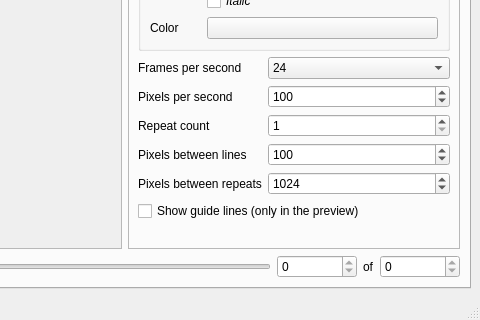
Old version of the form src/cmainwindow.ui in the repository AlekseyDurachenko/creepinglinecreator; both pictures show x 592 to 1072 and y 449 to 769 of the 1072 by 769 pixel window.
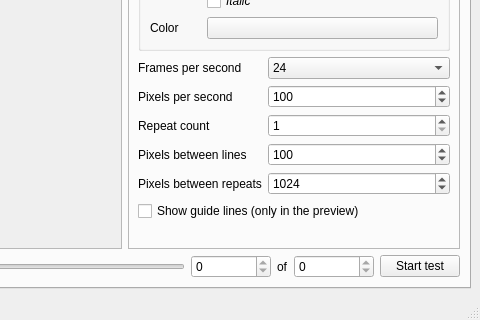
New version of the form. The open tabs and pages were chosen to show the change. Icons and pictures are not drawn.

Commit message: add button for speed testing

```diff
--- a/src/cmainwindow.ui
+++ b/src/cmainwindow.ui
@@ -584,6 +584,13 @@
             </property>
            </widget>
           </item>
+          <item>
+           <widget class="QPushButton" name="pushButton_testStartStop">
+            <property name="text">
+             <string>Start test</string>
+            </property>
+           </widget>
+          </item>
          </layout>
         </item>
        </layout>
```
Left out of the diff: 2 changed lines with no effect on the pictures. The commit also changes 2 other files.
